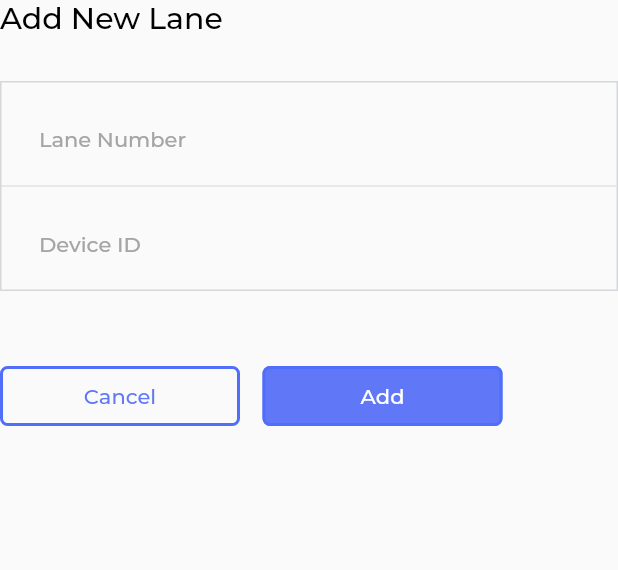
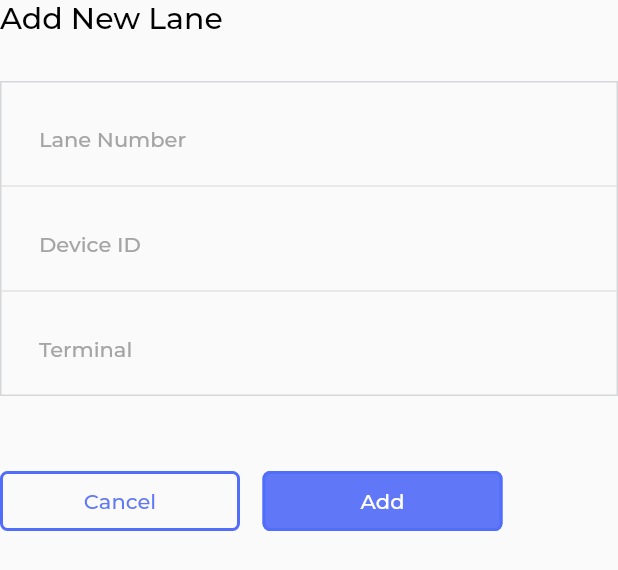
Before and after one commit to senthilkumar-selvaraaj/flight_info_app, a Flutter app: the LaneView widget shown alone on an empty page, opened directly with empty values, on a phone screen of 412 x 824 dp. Shown: the top 570 px of the screen. Run offline on Flutter 3.47's test engine with Material 2 defaults, Android fonts, the phone set to English and light mode, and no system bars; our stand-ins replace bloc, flutter_bloc, objectbox, popover, shared_preferences; missing offline and left inert: window_manager; accounts and stored records are empty; generated files the repository leaves out were written again; network calls fail; project files that could hold a hidden picture were left out.

Commit message:
scoket events added

```diff
--- a/lib/components/lane_view.dart
+++ b/lib/components/lane_view.dart
@@ -21,6 +21,7 @@ class LaneView extends StatefulWidget {
 class _LaneViewState extends State<LaneView> {
   TextEditingController nameTextController = TextEditingController();
   TextEditingController deviceIDController = TextEditingController();
+  TextEditingController terminalController = TextEditingController();
   bool showErrorView = false;
   String errorMEssage = "";
   @override
@@ -47,7 +48,7 @@ class _LaneViewState extends State<LaneView> {
           height: 30,
         ),
         Container(
-          height: 140,
+          height: 210,
           width: double.infinity,
           decoration:
               BoxDecoration(border: Border.all(color: theme.laneBorderColor)),
@@ -65,6 +66,13 @@ class _LaneViewState extends State<LaneView> {
                 ),
               ),
               Expanded(child: getDeviceIDTextField()),
+              SizedBox(
+                height: 2,
+                child: Divider(
+                  color: theme.laneBorderColor,
+                ),
+              ),
+              Expanded(child: getTerminalTextField()),
             ],
           ),
         ),
@@ -115,6 +123,7 @@ class _LaneViewState extends State<LaneView> {
                   final lane = Lane();
                   lane.name = nameTextController.text;
                   lane.deviceId = deviceIDController.text;
+                  lane.terminal = terminalController.text;
                   laneBox.put(lane);
                   allLanes = LaneService.getLanes();
                   widget.didNewLaneAdded();
@@ -158,7 +167,6 @@ class _LaneViewState extends State<LaneView> {
           const SizedBox(
             height: 15,
           ),
-          // textFieldLabel('Password'),
           AppTextField(
             controller: deviceIDController,
             label: "Device ID",
@@ -175,6 +183,28 @@ class _LaneViewState extends State<LaneView> {
     );
   }
 
+  Widget getTerminalTextField() {
+    return Container(
+      height: 80,
+      width: double.infinity,
+      child: Column(
+        crossAxisAlignment: CrossAxisAlignment.start,
+        children: [
+          const SizedBox(
+            height: 15,
+          ),
+          AppTextField(
+            controller: terminalController,
+            label: "Terminal",
+            onChanged: (p0) {
+            },
+          ),
+        ],
+      ),
+    );
+  }
+
+
   Widget textFieldLabel(String text) {
     AppTheme theme = Provider.of<ThemeNotifier>(context).currentTheme;
 
--- a/lib/models/lane.dart
+++ b/lib/models/lane.dart
@@ -7,4 +7,5 @@ class Lane {
   int id = 0;
   String? name;
   String? deviceId;
+  String? terminal;
 }
--- a/lib/services/socket_client.dart
+++ b/lib/services/socket_client.dart
@@ -34,6 +34,21 @@ class SocketClient {
       //Local IP 192.168.1.11
       // Remote IP  3.111.72.224
       // 62638e4b0e43012248aab387
+      /*
+        [5:33 pm, 29/12/2023] Anandh Syzygy: CCTG, CCWW, CCDF
+[5:36 pm, 29/12/2023] Anandh Syzygy: CCTG:  Tailgating
+CCWW:  Wrong Way
+CCDF:  Forced Door
+[9:56 pm, 29/12/2023] Anandh Syzygy: Wrong Way
+
+Wrong way detected
+[9:57 pm, 29/12/2023] Anandh Syzygy: Forced Door
+
+Forced entry detected
+[9:57 pm, 29/12/2023] Anandh Syzygy: Tailgate
+
+Tailgating detected
+        */
       _socket = await Socket.connect('3.111.72.224', 2100,
           timeout: const Duration(seconds: 10));
       _isConnected = true;
@@ -67,7 +82,7 @@ class SocketClient {
                 }
                 break;
               case lnOK:
-                  if(startBaordingCommand != ''){
+                if (startBaordingCommand != '') {
                   print("BS COMMAND ==>");
                   restartBoardingCommand();
                 }
@@ -98,7 +113,26 @@ class SocketClient {
                   boardingCallback!(command, data);
                 }
                 break;
+              case cCTGStatus:
+              String data = serverResponse.split("\u0002CCTG\u0003")[1];
+                if (boardingCallback != null) {
+                  boardingCallback!(command, data);
+                }
+                break;
+              case cCWWStatus:
+              String data = serverResponse.split("\u0002CCWW\u0003")[1];
+                if (boardingCallback != null) {
+                  boardingCallback!(command, data);
+                }
+                break;
+              case cCDFStatus:
+                String data = serverResponse.split("\u0002CCDF\u0003")[1];
+                if (boardingCallback != null) {
+                  boardingCallback!(command, data);
+                }
+                break;
               default:
+                break;
             }
 
             switch (command) {
@@ -111,7 +145,6 @@ class SocketClient {
               default:
                 break;
             }
-
           } else {
             print('STX or ETX markers not found in data: $serverResponse');
           }
@@ -122,7 +155,7 @@ class SocketClient {
               .setConnectionState(SocketStatus.disconnected);
           _socket?.destroy();
           _isConnected = false;
-            _retryConnection();// Set the flag for reconnection
+          _retryConnection(); // Set the flag for reconnection
         },
         onError: (error) {
           print('Error: $error');
@@ -155,7 +188,6 @@ class SocketClient {
     }
   }
 
-
   void sendLaneCommand() {
     String laneCommand = LaneService.getLaneCommand();
     _socket?.writeln("\u0002LN\u0003$laneCommand");
@@ -167,13 +199,14 @@ class SocketClient {
     _socket?.writeln("\u0002BS\u0003$command");
   }
 
-  void restartBoardingCommand(){
+  void restartBoardingCommand() {
     _socket?.writeln(startBaordingCommand);
   }
 
   void endBoardingCommand(Function(String) onCallback) {
     startBaordingCommand = "";
     boardingEndCallback = onCallback;
+    boardingCallback = null;
     _socket?.writeln("\u0002BE\u0003\n");
   }
 
--- a/lib/utils/strings.dart
+++ b/lib/utils/strings.dart
@@ -8,3 +8,6 @@ const beERR = "BEERR";
 const beOK = "BEOK";
 const cCOKStatus = "CCOK";
 const cEOKStatus = "CEOK";
+const cCTGStatus = "CCTG";
+const cCWWStatus = "CCWW";
+const cCDFStatus = "CCDF";
```
Also changed, not shown: lib/blocs/flight_boarding/flight_boarding_bloc.dart (+22 -6 lines), lib/objectbox-model.json (+6 -1 lines), lib/objectbox.g.dart. Lines whose indentation alone changed are shown as unchanged.
